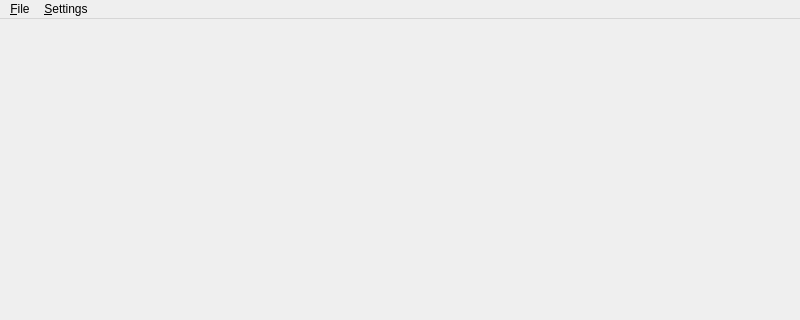
Before: the Qt Designer form app/src/mainwindow_app.ui in promptery/promptery, drawn with Qt 5; both pictures show x 0 to 800 and y 0 to 320 of the 800 by 600 pixel window.
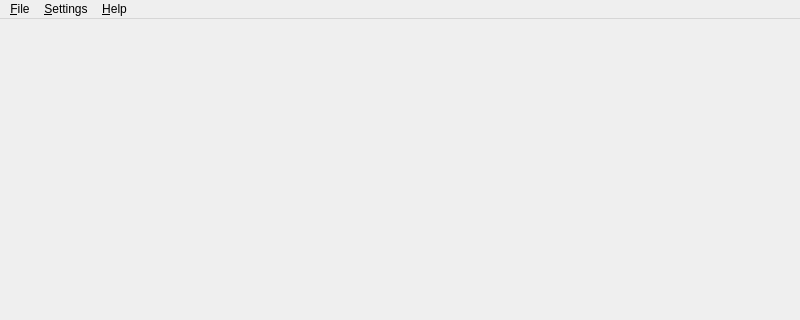
After: the same form once the commit is applied. Icons and pictures are not drawn.

```diff
--- a/app/src/mainwindow_app.ui
+++ b/app/src/mainwindow_app.ui
@@ -62,8 +62,16 @@
     </property>
     <addaction name="actStoreWindowPosition"/>
    </widget>
+   <widget class="QMenu" name="menu_Help">
+    <property name="title">
+     <string>&amp;Help</string>
+    </property>
+    <addaction name="actAbout"/>
+    <addaction name="actAboutQt"/>
+   </widget>
    <addaction name="menu_File"/>
    <addaction name="menuSettings"/>
+   <addaction name="menu_Help"/>
   </widget>
   <action name="action_Quit">
    <property name="text">
```
Left out of the diff: 18 changed lines with no effect on the pictures.
